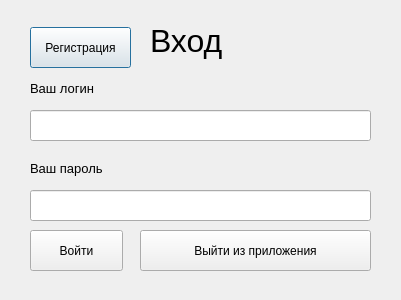
Qt form LoginWindow.ui (EgLeVor/Course) before a commit.
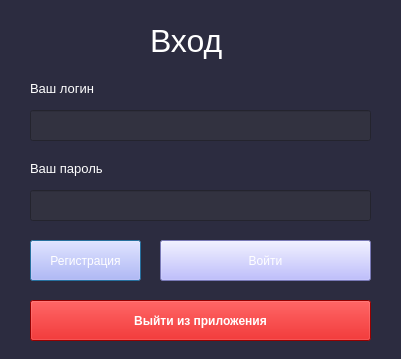
The same form after that commit.

Commit message: login stylesheet

Patch:
```diff
--- a/LoginWindow.ui
+++ b/LoginWindow.ui
@@ -7,12 +7,41 @@
     <x>0</x>
     <y>0</y>
     <width>401</width>
-    <height>300</height>
+    <height>359</height>
    </rect>
   </property>
   <property name="windowTitle">
    <string>Вход</string>
   </property>
+  <property name="styleSheet">
+   <string notr="true">QPushButton{
+	
+	font: 75 9pt &quot;MS Shell Dlg 2&quot;;
+	background-color: rgb(170, 170, 255);
+	color: rgb(255, 255, 255);
+}
+QPushButton#exit_btn{
+	
+	background-color: rgb(209, 0, 0);
+	font: 75 9pt &quot;MS Shell Dlg 2&quot;;
+	font-weight: bold
+
+}
+QDialog{
+
+	background-color: rgb(44, 44, 64);
+}
+QLabel{
+	
+	color: rgb(255, 255, 255);
+}
+QLineEdit{
+	
+	background-color: rgb(50, 50, 64);
+	color: rgb(255, 255, 255);
+}
+</string>
+  </property>
   <widget class="QLabel" name="main_lbl">
    <property name="geometry">
     <rect>
@@ -91,8 +120,8 @@
    <property name="geometry">
     <rect>
      <x>30</x>
-     <y>27</y>
-     <width>101</width>
+     <y>240</y>
+     <width>111</width>
      <height>41</height>
     </rect>
    </property>
@@ -103,9 +132,9 @@
   <widget class="QPushButton" name="lgn_btn">
    <property name="geometry">
     <rect>
-     <x>30</x>
-     <y>230</y>
-     <width>93</width>
+     <x>160</x>
+     <y>240</y>
+     <width>211</width>
      <height>41</height>
     </rect>
    </property>
@@ -116,9 +145,9 @@
   <widget class="QPushButton" name="exit_btn">
    <property name="geometry">
     <rect>
-     <x>140</x>
-     <y>230</y>
-     <width>231</width>
+     <x>30</x>
+     <y>300</y>
+     <width>341</width>
      <height>41</height>
     </rect>
    </property>
```
